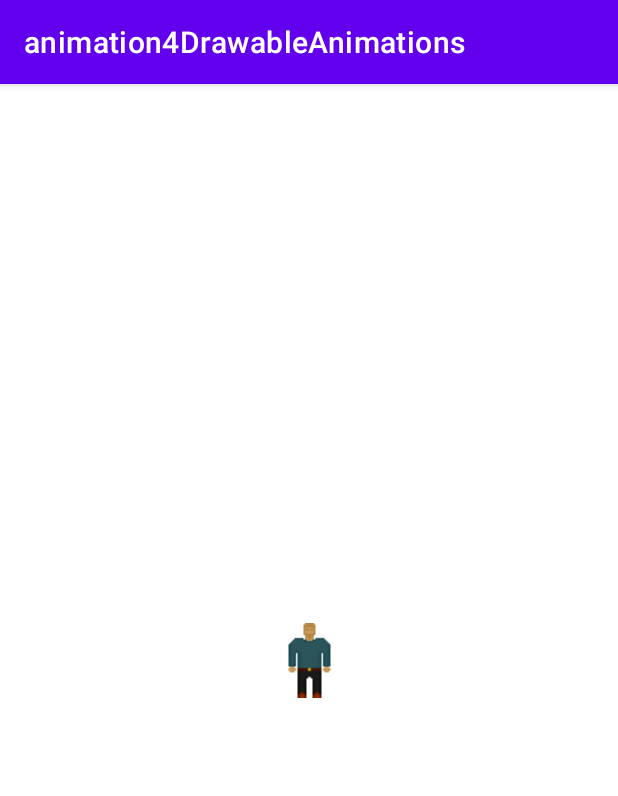
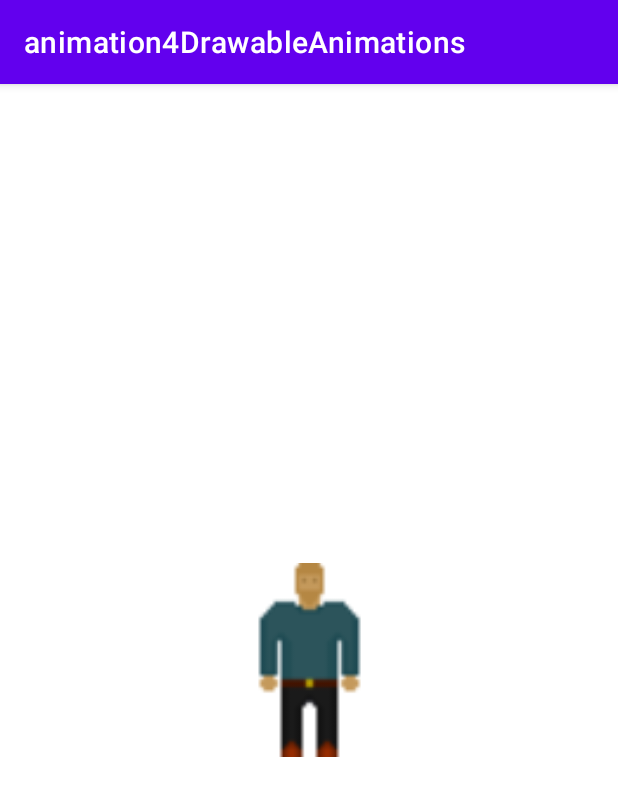
Before and after one commit to heisenferg/T7_animation4DrawableAnimations, an Android app: the screen it shows after launch (MainActivity), on a phone screen of 412 x 824 dp. Shown: the top 796 px of the screen. Run offline under Robolectric (Android 15) with nearby library versions, the phone set to English and light mode, and no system bars.

Commit message:
3 Funciona

```diff
--- a/app/src/main/java/com/example/animation4drawableanimations/MainActivity.java
+++ b/app/src/main/java/com/example/animation4drawableanimations/MainActivity.java
@@ -10,31 +10,28 @@ import android.view.MotionEvent;
 import android.view.View;
 import android.widget.ImageView;
 
-public class MainActivity extends AppCompatActivity implements ImageView.OnTouchListener {
+public class MainActivity extends AppCompatActivity implements View.OnClickListener {
 
     AnimationDrawable animacion_robot;
-
+    ImageView imgRobot;
     @Override
     protected void onCreate(Bundle savedInstanceState) {
         super.onCreate(savedInstanceState);
         setContentView(R.layout.activity_main);
 
         //ImageView a la que se añadirá la animación
-        ImageView imgRobot = (ImageView) findViewById(R.id.robot);
+        imgRobot= (ImageView) findViewById(R.id.robot);
+        imgRobot.setOnClickListener(this);
+        imgRobot.setBackgroundResource(R.drawable.robot0);
+        //Listener para touch,.ñlñ
+    }
+
+
+
+    @Override
+    public void onClick(View v) {
         imgRobot.setBackgroundResource(R.drawable.animation);
         animacion_robot= (AnimationDrawable) imgRobot.getBackground();
-        //Listener para touch
-        imgRobot.setOnTouchListener(this);
+        animacion_robot.start();
     }
-
-    @Override
-    public boolean onTouch(View v, MotionEvent event) {
-        /* Al tocar la pantalla comenzará la animación*/
-        if (event.getAction() == MotionEvent.ACTION_DOWN) {
-            animacion_robot.start();
-            return true;
-        }
-        return false;
-    }
-
 }
--- a/app/src/main/res/layout/activity_main.xml
+++ b/app/src/main/res/layout/activity_main.xml
@@ -8,11 +8,10 @@
 
     <ImageView
         android:id="@+id/robot"
-        android:layout_width="wrap_content"
-        android:layout_height="wrap_content"
+        android:layout_width="118dp"
+        android:layout_height="129dp"
         app:layout_constraintBottom_toBottomOf="parent"
         app:layout_constraintEnd_toEndOf="parent"
         app:layout_constraintStart_toStartOf="parent"
-        app:layout_constraintTop_toTopOf="parent"
-        app:srcCompat="@drawable/robot0" />
+        app:layout_constraintTop_toTopOf="parent" />
 </androidx.constraintlayout.widget.ConstraintLayout>
```
